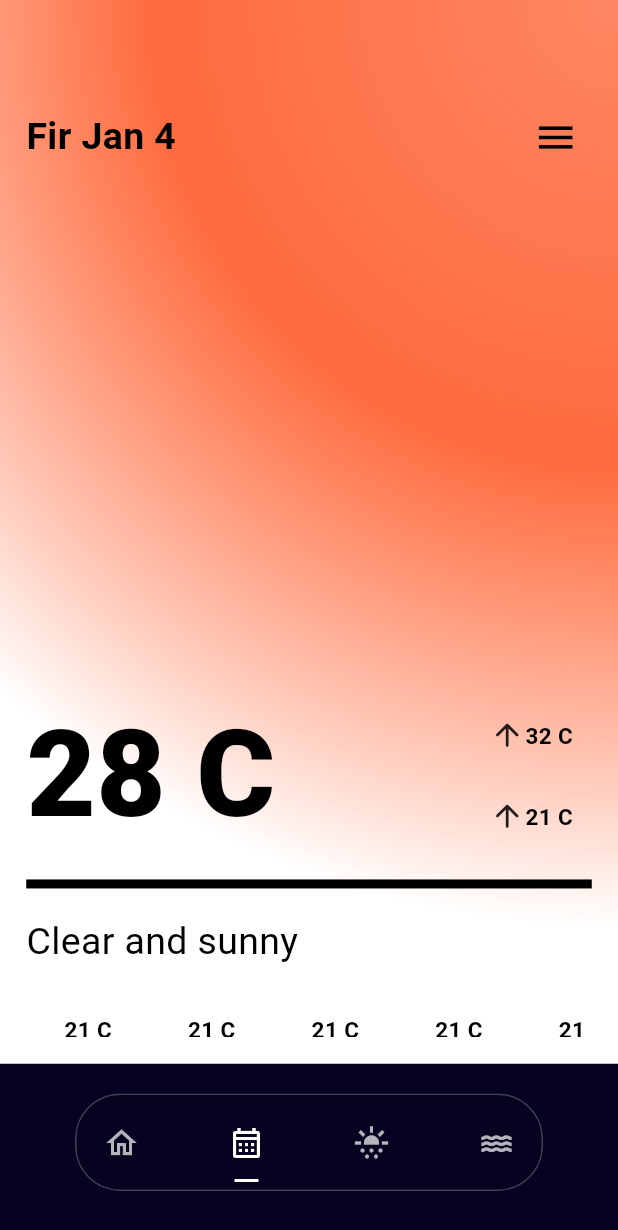
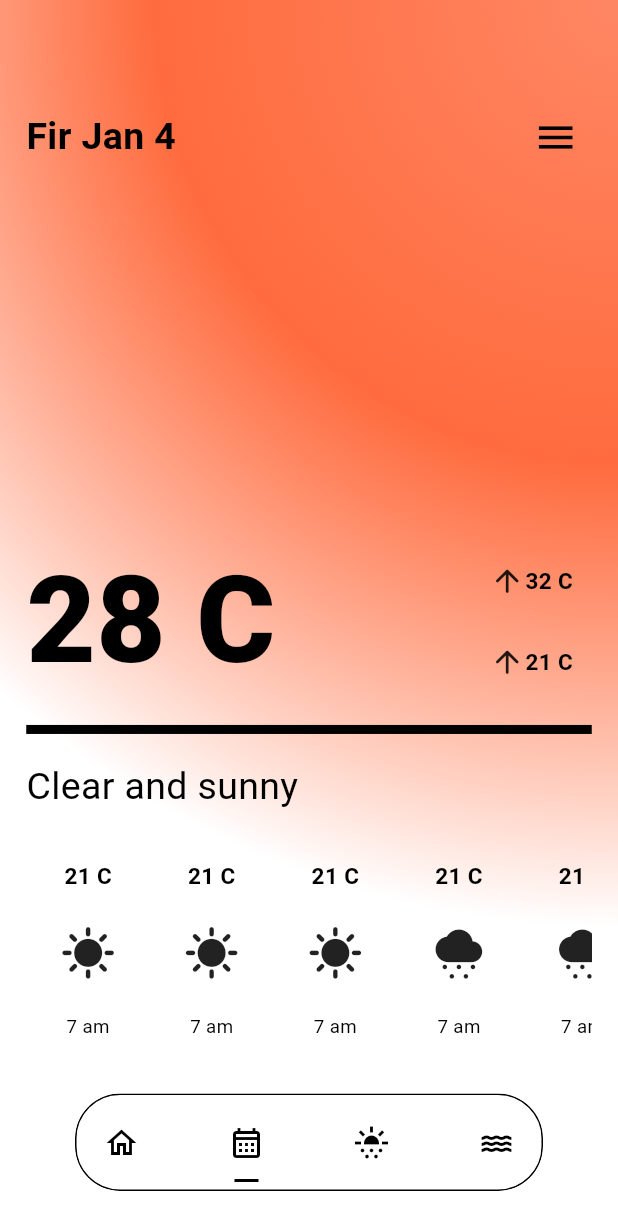
Before and after one commit to kyrolloss/weather_app, a Flutter app: the MainLayout screen opened directly, item 2 of the bottom bar chosen, on a phone screen of 412 x 824 dp. Shown: the top 1230 px of the screen. Run offline on Flutter 3.47's test engine with Material 3 defaults, Android fonts, the phone set to English and light mode, and no system bars; drawn by our look-alikes of crystal_navigation_bar; our stand-ins replace bloc, easy_date_timeline, flutter_bloc; network calls fail.

Commit message:
change the color of Navigation bar

```diff
--- a/lib/Screens/Future Screen/Future Screen.dart
+++ b/lib/Screens/Future Screen/Future Screen.dart
@@ -46,7 +46,7 @@ class FutureScreen extends StatelessWidget {
                 ),
               ),
               SizedBox(
-                height: height * .425,
+                height: height * .3,
               ),
               SizedBox(
                 height: height * .125,
--- a/lib/Screens/mainLayout.dart
+++ b/lib/Screens/mainLayout.dart
@@ -1,9 +1,10 @@
 import 'package:crystal_navigation_bar/crystal_navigation_bar.dart';
 import 'package:flutter/material.dart';
+import 'package:flutter_bloc/flutter_bloc.dart';
 import 'package:weather_app/Screens/Astronomy%20Screen/Astronomy%20Screen.dart';
 import 'package:weather_app/Screens/Future%20Screen/Future%20Screen.dart';
 import 'package:weather_app/Screens/Home%20Screen/Home%20Screen.dart';
-import 'package:weather_app/Screens/Search%20Screen/Search%20Screen.dart';
+import 'package:weather_app/cubits/app_cubit.dart';
 
 import 'marine Screen/marine Screen.dart';
 
@@ -33,50 +34,73 @@ class _MainLayoutState extends State<MainLayout> {
 
   @override
   Widget build(BuildContext context) {
-    var height = MediaQuery.of(context).size.height;
-    var width = MediaQuery.of(context).size.width;
 
+    return BlocConsumer<AppCubit, AppState>(
+      listener: (context, state) {
+        // TODO: implement listener
+      },
+      builder: (context, state) {
+        var cubit = AppCubit.get(context);
         return Scaffold(
           body: widget._widget,
-      backgroundColor: const Color(0xff090122),
+          backgroundColor: cubit.backgroundColor,
           bottomNavigationBar: Padding(
             padding: const EdgeInsets.only(bottom: 10),
             child: CrystalNavigationBar(
-
-          enableFloatingNavBar: true,
               itemPadding: const EdgeInsets.all(10),
               currentIndex: selectedTab,
               unselectedItemColor: Colors.white70,
-          backgroundColor: Colors.black.withOpacity(0.1),
+              backgroundColor: cubit.backgroundColor,
+              outlineBorderColor:  selectedTab ==1?  Colors.black :Colors.white ,
               onTap: (p0) {
                 setState(() {
                   selectedTab = p0;
                   widget._widget = widget.widgets[p0];
+                  cubit.backgroundColor = cubit.color[p0];
                 });
               },
               items: [
                 CrystalNavigationBarItem(
                   icon: Icons.home,
                   unselectedIcon: Icons.home_outlined,
-              selectedColor: Colors.white,
+                  selectedColor: selectedTab == 1
+                      ? cubit.color1[selectedTab]
+                      : Colors.white,
+                  unselectedColor: selectedTab == 1 ? cubit.color1[selectedTab]
+                      :Colors.white,
                 ),
-
                 CrystalNavigationBarItem(
                   icon: Icons.calendar_month_outlined,
                   unselectedIcon: Icons.calendar_month_sharp,
-              selectedColor: Colors.white,
+                  selectedColor: selectedTab == 1
+                      ? cubit.color1[selectedTab]
+                      : Colors.white,
+                  unselectedColor: selectedTab == 1 ? cubit.color1[selectedTab]
+                      :Colors.white,
                 ),
                 CrystalNavigationBarItem(
                   icon: Icons.sunny,
                   unselectedIcon: Icons.sunny_snowing,
-                selectedColor: Colors.white),
+                  selectedColor: selectedTab == 1
+                      ? cubit.color1[selectedTab]
+                      : Colors.white,
+                  unselectedColor: selectedTab == 1 ? cubit.color1[selectedTab]
+                      :Colors.white,
+                ),
                 CrystalNavigationBarItem(
                   icon: Icons.water,
                   unselectedIcon: Icons.water_sharp,
-                selectedColor: Colors.white)
+                  selectedColor: selectedTab == 1
+                      ? cubit.color1[selectedTab]
+                      : Colors.white,
+                  unselectedColor: selectedTab == 1 ? cubit.color1[selectedTab]
+                      :Colors.white,
+                )
               ],
             ),
           ),
         );
+      },
+    );
   }
 }
--- a/lib/components/calender/calender.dart
+++ b/lib/components/calender/calender.dart
@@ -37,6 +37,7 @@ class _EasyInfiniteDateTimeLineExampleState
     return Column(
       children: [
         EasyInfiniteDateTimeLine(
+
           controller: _controller,
           firstDate: DateTime(2024),
           focusDate: _focusDate,
--- a/lib/cubits/app_cubit.dart
+++ b/lib/cubits/app_cubit.dart
@@ -1,4 +1,6 @@
 import 'package:bloc/bloc.dart';
+import 'package:flutter/material.dart';
+import 'package:flutter_bloc/flutter_bloc.dart';
 import 'package:meta/meta.dart';
 
 part 'app_state.dart';
@@ -6,5 +8,21 @@ part 'app_state.dart';
 class AppCubit extends Cubit<AppState> {
   AppCubit() : super(AppInitial());
 
+  static AppCubit get(context) => BlocProvider.of(context);
+  Color backgroundColor = const Color(0xff090122);
+  List<Color>color=[
+    const Color(0xff090122) ,
+    Colors.white,
+    Colors.white,
+    const Color(0xff5b9aaf)
+  ];
+  List<Color>color1=[
+    Colors.black,
+    Colors.black,
+    Colors.black,
+    Colors.black,
+  ];
+
+
 
 }
--- a/lib/main.dart
+++ b/lib/main.dart
@@ -1,4 +1,6 @@
 import 'package:flutter/material.dart';
+import 'package:flutter_bloc/flutter_bloc.dart';
+import 'package:weather_app/cubits/app_cubit.dart';
 
 import 'Screens/Future Screen/Future Screen.dart';
 import 'Screens/Splash screen/Splash screen.dart';
@@ -13,9 +15,12 @@ class MyApp extends StatelessWidget {
 
   @override
   Widget build(BuildContext context) {
-    return  MaterialApp(
-      debugShowCheckedModeBanner: false,
-      home:  FutureScreen(),
+    return BlocProvider(
+      create: (context) => AppCubit(),
+      child: MaterialApp(
+        debugShowCheckedModeBanner: false,
+        home: MainLayout(),
+      ),
     );
   }
 }
```
Lines whose indentation alone changed are shown as unchanged.
